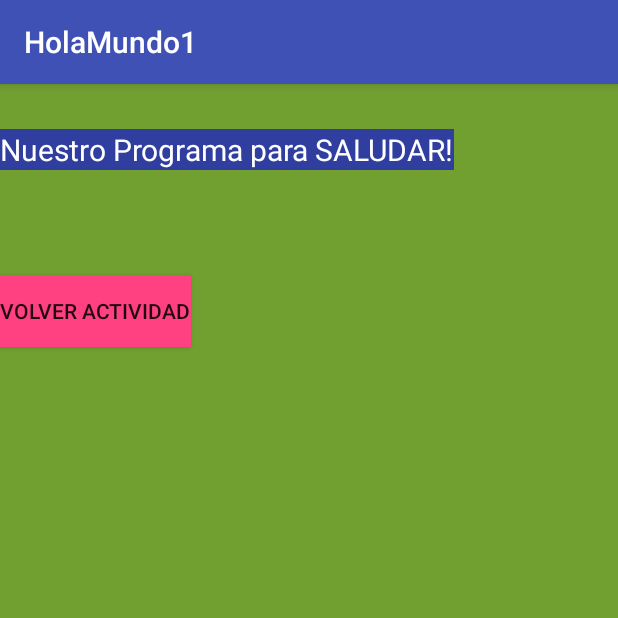
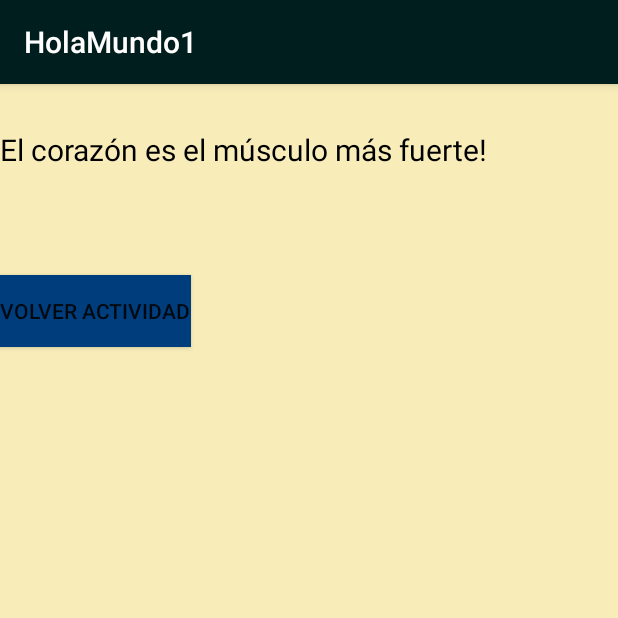
Before and after one commit to FerPerez13/Programacion-Multimedia, an Android app: the Pantalla2 screen opened directly, with no data from a screen before it, on a phone screen of 412 x 824 dp, the top half of it. Run offline under Robolectric (Android 15) with nearby library versions, the phone set to English and light mode, and no system bars; 1 statement that could not run was skipped.

Commit message:
Cambio de colores

```diff
--- a/HolaMundo2/app/src/main/java/com/example/mati/holamundo2/Pantalla2.java
+++ b/HolaMundo2/app/src/main/java/com/example/mati/holamundo2/Pantalla2.java
@@ -1,5 +1,4 @@
 package com.example.mati.holamundo2;
-
 import android.content.Intent;
 import android.support.v7.app.AppCompatActivity;
 import android.os.Bundle;
--- a/HolaMundo2/app/src/main/res/layout/activity_main.xml
+++ b/HolaMundo2/app/src/main/res/layout/activity_main.xml
@@ -3,7 +3,8 @@
     xmlns:android="http://schemas.android.com/apk/res/android"
     android:orientation="vertical"
     android:layout_width="fill_parent"
-    android:layout_height="fill_parent" >
+    android:layout_height="fill_parent"
+    android:background="@color/background">
 
     <TextView
         android:text="@string/primerSaludo"
@@ -18,7 +19,8 @@
         android:id="@+id/miBtn"
         android:layout_width="wrap_content"
         android:layout_height="wrap_content"
-        android:text="@string/pulsar" />
+        android:text="@string/pulsar"
+        android:background="@color/colorBoton"/>
     <TextView
         android:id="@+id/miLbl"
         android:layout_width="wrap_content"
--- a/HolaMundo2/app/src/main/res/layout/activity_pantalla2.xml
+++ b/HolaMundo2/app/src/main/res/layout/activity_pantalla2.xml
@@ -12,7 +12,6 @@
         android:layout_marginTop="30dp"
         android:fontFamily="Arial"
         android:textSize="20dp"
-        android:background="@color/colorFondo"
         android:textColor="@color/colorTexto"
         android:text="@string/saludoRecoger" />
     <Button
--- a/HolaMundo2/app/src/main/res/values/colors.xml
+++ b/HolaMundo2/app/src/main/res/values/colors.xml
@@ -1,10 +1,10 @@
 <?xml version="1.0" encoding="utf-8"?>
 <resources>
-    <color name="colorPrimary">#3F51B5</color>
-    <color name="colorPrimaryDark">#303F9F</color>
-    <color name="colorAccent">#FF4081</color>
-    <color name="colorBoton">#FF4081</color>
-    <color name="colorTexto">#FFFFFF</color>
-    <color name="colorFondo">#303F9F</color>
-    <color name="background">#FF719F30</color>
+    <color name="colorPrimary">#001E1D</color>
+    <color name="colorPrimaryDark">#001E1D</color>
+    <color name="colorAccent">#002C29</color>
+    <color name="colorBoton">#003D7D</color>
+    <color name="colorTexto">#000000</color>
+    <color name="colorFondo">#004641</color>
+    <color name="background">#f8ecb9</color>
 </resources>
--- a/HolaMundo2/app/src/main/res/values/strings.xml
+++ b/HolaMundo2/app/src/main/res/values/strings.xml
@@ -4,6 +4,6 @@
     <string name="pulsar">¡¡ SALUDAR !!</string>
     <string name="escribe">Escribe TU NOMBRE</string>
     <string name="action_settings">Settings</string>
-    <string name="saludoRecoger">Nuestro Programa para SALUDAR!</string>
+    <string name="saludoRecoger">El corazón es el músculo más fuerte!</string>
     <string name="pulsarVolver">Volver actividad</string>
 </resources>
```
Also changed, not shown: HolaMundo2/app/src/main/res/drawable/braums.png (added), 1 other file.
